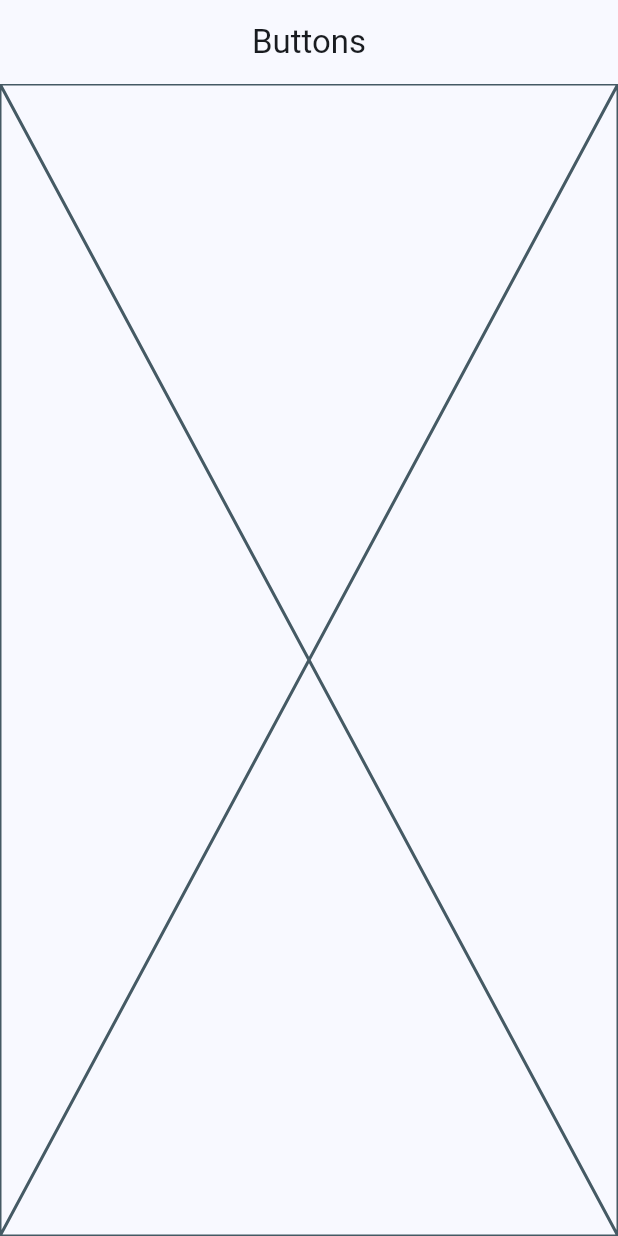
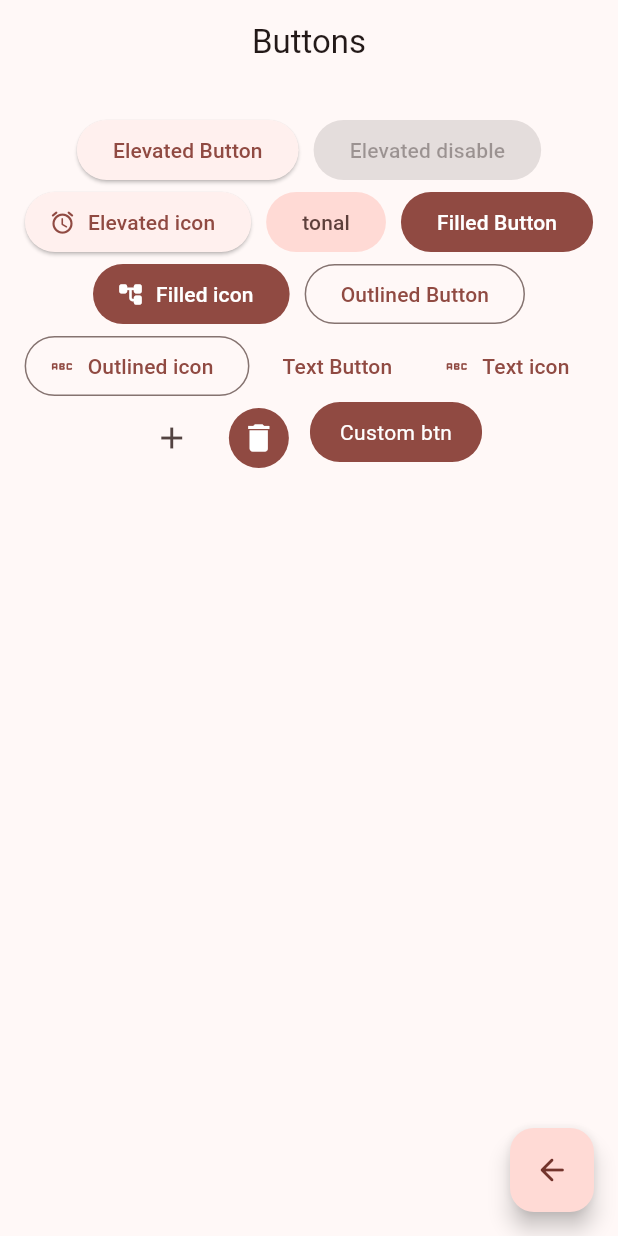
Before and after one commit to yorjanrafa/widgets-course, a Flutter app: the ButtonsScreen screen opened by its route, on a phone screen of 412 x 824 dp. Run offline on Flutter 3.47's test engine with Material 3 defaults, Android fonts, the light colour scheme and no system bars; our stand-ins replace go_router.

Commit message:
buttons finished

```diff
--- a/lib/main.dart
+++ b/lib/main.dart
@@ -14,7 +14,7 @@ class MainApp extends StatelessWidget {
     return MaterialApp.router(
       routerConfig: appRouter,
       debugShowCheckedModeBanner: false,
-      theme: AppTheme(selectedColor: 0).getTheme(),
+      theme: AppTheme(selectedColor: 3).getTheme(),
     );
   }
 }
--- a/lib/presentation/screens/buttons/buttons_screen.dart
+++ b/lib/presentation/screens/buttons/buttons_screen.dart
@@ -1,4 +1,6 @@
+import 'package:a01_widgets/presentation/screens/home/home_screen.dart';
 import 'package:flutter/material.dart';
+import 'package:go_router/go_router.dart';
 
 class ButtonsScreen extends StatelessWidget {
   static const String name = 'buttons_screen';
@@ -11,6 +13,108 @@ class ButtonsScreen extends StatelessWidget {
         appBar: AppBar(
           title: const Text('Buttons'),
         ),
-        body: Placeholder());
+        body: const _ButtonsView(),
+        floatingActionButton: FloatingActionButton(
+          child: const Icon(Icons.arrow_back_rounded),
+          onPressed: () {
+            context.pop();
+          },
+        ));
   }
 }
+
+class _ButtonsView extends StatelessWidget {
+  const _ButtonsView();
+
+  @override
+  Widget build(BuildContext context) {
+    final colors = Theme.of(context).colorScheme;
+    return SizedBox(
+      width: double.infinity,
+      child: Padding(
+        padding: const EdgeInsets.symmetric(horizontal: 10, vertical: 20),
+        child: Wrap(
+          spacing: 10,
+          alignment: WrapAlignment.center,
+          children: [
+            ElevatedButton(
+              onPressed: () {},
+              child: const Text('Elevated Button'),
+            ),
+            const ElevatedButton(
+              onPressed: null,
+              child: Text('Elevated disable'),
+            ),
+            ElevatedButton.icon(
+              onPressed: () {},
+              icon: const Icon(Icons.access_alarm_rounded),
+              label: const Text('Elevated icon'),
+            ),
+            FilledButton.tonal(
+              onPressed: () {},
+              child: const Text('tonal'),
+            ),
+            FilledButton(
+              onPressed: () {},
+              child: const Text('Filled Button'),
+            ),
+            FilledButton.icon(
+              onPressed: () {},
+              icon: const Icon(Icons.account_tree_rounded),
+              label: const Text('Filled icon'),
+            ),
+            OutlinedButton(
+              onPressed: () {},
+              child: const Text('Outlined Button'),
+            ),
+            OutlinedButton.icon(
+              onPressed: () {},
+              icon: const Icon(Icons.abc_rounded),
+              label: const Text('Outlined icon'),
+            ),
+            TextButton(
+              onPressed: () {},
+              child: const Text('Text Button'),
+            ),
+            TextButton.icon(
+              onPressed: () {},
+              icon: const Icon(Icons.abc_rounded),
+              label: const Text('Text icon'),
+            ),
+            IconButton(onPressed: () {}, icon: const Icon(Icons.add)),
+            IconButton(
+              onPressed: () {},
+              icon: Icon(Icons.delete, color: colors.onPrimary),
+              style: ButtonStyle(
+                  backgroundColor: WidgetStatePropertyAll(colors.primary)),
+            ),
+            const CustomButton()
+          ],
+        ),
+      ),
+    );
+  }
+}
+
+class CustomButton extends StatelessWidget {
+  const CustomButton({super.key});
+
+  @override
+  Widget build(BuildContext context) {
+    final colors = Theme.of(context).colorScheme;
+    return ClipRRect(
+      borderRadius: BorderRadius.circular(50),
+      child: Material(
+        color: colors.primary,
+        borderRadius: BorderRadius.circular(10),
+        child: InkWell(
+          onTap: () {},
+          child: Padding(
+              padding: const EdgeInsets.symmetric(horizontal: 20, vertical: 10),
+              child: Text('Custom btn',
+                  style: TextStyle(color: colors.onPrimary))),
+        ),
+      ),
+    );
+  }
+}
```
